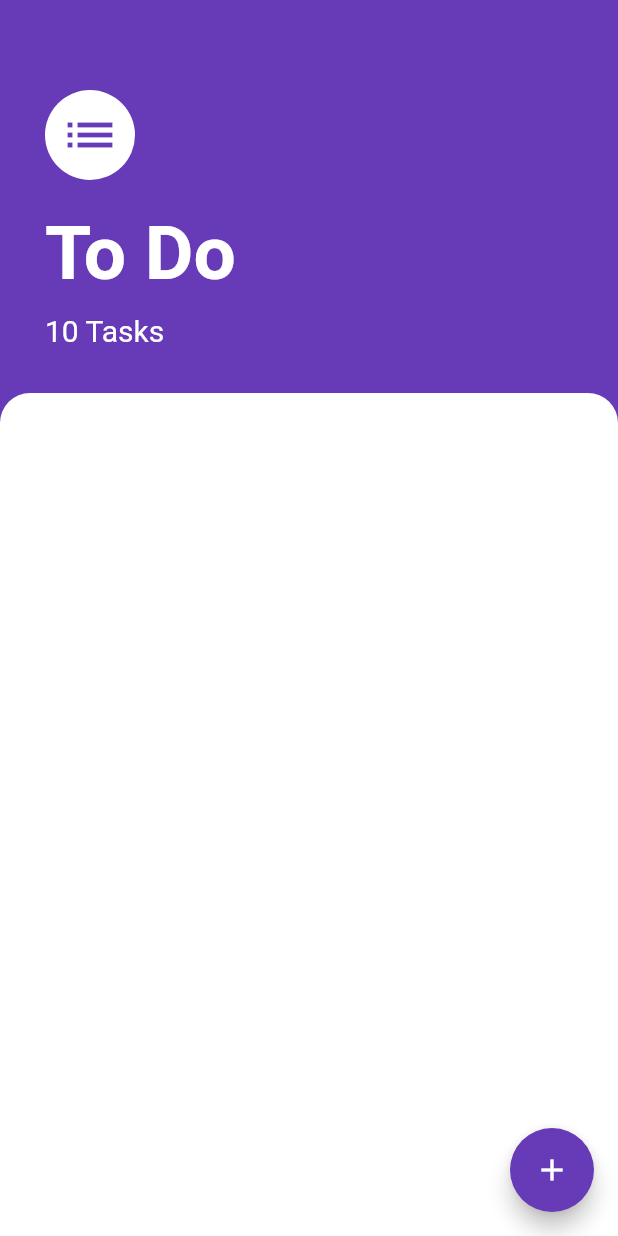
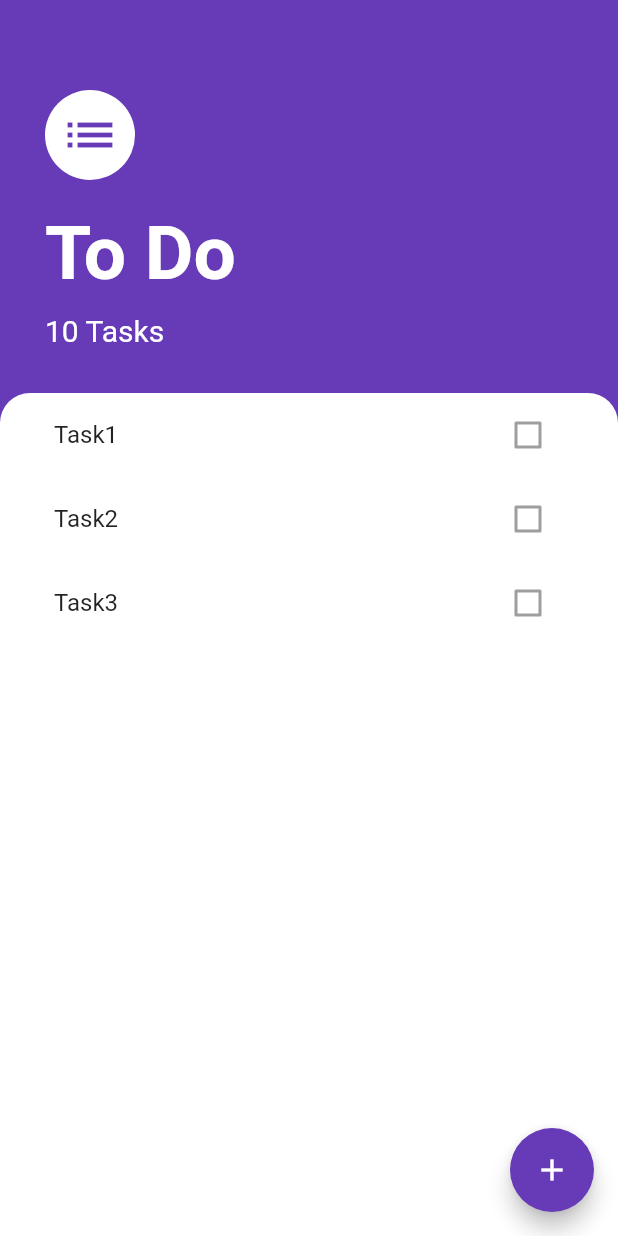
Before and after one commit to selimsshady/to_do_app, a Flutter app: the screen it shows after launch, on a phone screen of 412 x 824 dp. Run offline on Flutter 3.47's test engine with Material 2 defaults, Android fonts, the phone set to English and light mode, and no system bars.

Commit message:
Files Upload

```diff
--- a/lib/screens/tasks_screen.dart
+++ b/lib/screens/tasks_screen.dart
@@ -1,5 +1,6 @@
 import 'package:flutter/material.dart';
 import 'package:to_do_app/constants.dart';
+import 'package:to_do_app/widgets/tasks_list.dart';
 
 class TasksScreen extends StatelessWidget {
   const TasksScreen({super.key});
@@ -9,7 +10,10 @@ class TasksScreen extends StatelessWidget {
     return Scaffold(
       floatingActionButton: FloatingActionButton(
         backgroundColor: kAppColor,
-        child: const Icon(Icons.add, color: Colors.white,),
+        child: const Icon(
+          Icons.add,
+          color: Colors.white,
+        ),
         onPressed: () {},
       ),
       backgroundColor: kAppColor,
@@ -52,6 +56,7 @@ class TasksScreen extends StatelessWidget {
           ),
           Expanded(
             child: Container(
+              padding: const EdgeInsets.symmetric(horizontal: 20.0),
               height: 300,
               decoration: const BoxDecoration(
                 color: Colors.white,
@@ -60,6 +65,7 @@ class TasksScreen extends StatelessWidget {
                   topRight: Radius.circular(20.0),
                 ),
               ),
+              child: TasksList(),
             ),
           ),
         ],
--- /dev/null
+++ b/lib/widgets/task_tile.dart
@@ -0,0 +1,15 @@
+import 'package:flutter/material.dart';
+
+
+class TaskTile extends StatelessWidget {
+  TaskTile({required this.task});
+  String task;
+
+  @override
+  Widget build(BuildContext context) {
+    return ListTile(
+      title: Text(this.task),
+      trailing: Checkbox(value: false, onChanged: null),
+    );
+  }
+}
--- /dev/null
+++ b/lib/widgets/tasks_list.dart
@@ -0,0 +1,16 @@
+import 'package:flutter/material.dart';
+import 'package:to_do_app/widgets/task_tile.dart';
+
+class TasksList extends StatelessWidget {
+
+  @override
+  Widget build(BuildContext context) {
+    return ListView(
+      children: [
+        TaskTile(task: 'Task1 ',),
+        TaskTile(task: 'Task2',),
+        TaskTile(task: 'Task3',),
+      ],
+    );
+  }
+}
```
